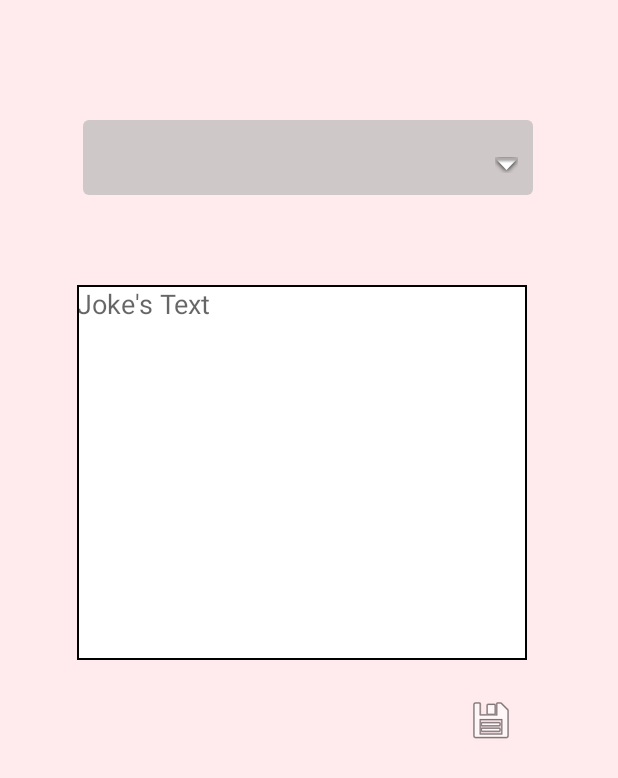
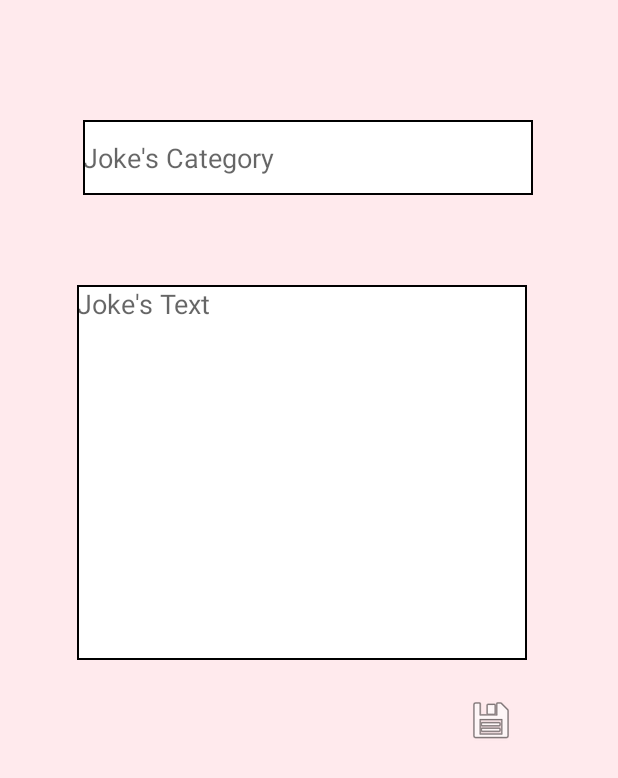
Before and after one commit to DmitryKucherenko/rs.android.final_task, an Android app: the layout add_fragment.xml on its own in the app's theme, with its tools: preview values and no code run, on a phone screen of 412 x 824 dp. Shown: the top 778 px of the screen. Run offline under Robolectric (Android 15) with nearby library versions, the phone set to English and light mode, and no system bars.

Commit message:
refactoring finish

```diff
--- a/app/src/main/java/com/fatalzero/rsandroidfinal_task/di/PresentationModule.kt
+++ b/app/src/main/java/com/fatalzero/rsandroidfinal_task/di/PresentationModule.kt
@@ -35,7 +35,6 @@ class PresentationModule {
 
     @Provides
     fun provideFavouriteViewModel(
-        jokeFListUseCase: JokeFListUseCase,
         jokeDeleteUseCase: JokeDeleteUseCase,
         jokeSearchUseCase: SearchUseCase,
         jokeSendUseCase: JokeSendUseCase,
@@ -68,9 +67,6 @@ class PresentationModule {
         jokeSendUseCase: JokeSendUseCase,
         jokeSaveUseCase: JokeSaveUseCase,
         jokePagingSource: JokePagingSource,
-        addFilterUseCase: AddFilterUseCase,
-        removeFilterUseCase: RemoveFilterUseCase,
-        clearFilterUseCase: ClearFilterUseCase
     ): JokesListViewModel {
         return JokesListViewModel(jokeSendUseCase, jokeSaveUseCase, jokePagingSource)
     }
--- a/app/src/main/java/com/fatalzero/rsandroidfinal_task/presentation/Fauvorite/AddViewModel.kt
+++ b/app/src/main/java/com/fatalzero/rsandroidfinal_task/presentation/Fauvorite/AddViewModel.kt
@@ -34,10 +34,7 @@ class AddViewModel(
 
     fun get(id: String) {
         viewModelScope.launch {
-            jokeGetUseCase(id)?.let {
-                _joke.postValue(it)
-            }
-
+                _joke.postValue(jokeGetUseCase(id))
         }
     }
 }
--- a/app/src/main/res/layout/add_fragment.xml
+++ b/app/src/main/res/layout/add_fragment.xml
@@ -18,14 +18,14 @@
         android:background="@drawable/back"
         android:ems="10"
         android:gravity="start|top"
-        android:hint="Joke's Text"
+        android:hint="@string/joke_s_text"
         android:inputType="textMultiLine"
         android:lines="10"
         app:layout_constraintBottom_toBottomOf="parent"
         app:layout_constraintEnd_toEndOf="parent"
         app:layout_constraintHorizontal_bias="0.459"
         app:layout_constraintStart_toStartOf="parent"
-        app:layout_constraintTop_toBottomOf="@+id/chooseCategory"
+        app:layout_constraintTop_toBottomOf="@+id/editCategory"
         app:layout_constraintVertical_bias="0.0" />
 
     <ImageButton
@@ -41,14 +41,14 @@
         app:layout_constraintEnd_toEndOf="@+id/JokeTextMultiLine"
         app:layout_constraintTop_toBottomOf="@+id/JokeTextMultiLine" />
 
-    <Spinner
-        android:id="@+id/chooseCategory"
-        style="@style/spinner_style"
+    <EditText
+        android:id="@+id/editCategory"
+        android:hint="@string/joke_s_category"
         android:layout_width="300dp"
         android:layout_height="50dp"
         android:layout_marginTop="80dp"
-
-        android:contentDescription="choose category"
+        android:background="@drawable/back"
+        android:contentDescription="@string/type_category"
         app:layout_constraintEnd_toEndOf="parent"
         app:layout_constraintHorizontal_bias="0.495"
         app:layout_constraintStart_toStartOf="parent"
--- a/app/src/main/res/values/strings.xml
+++ b/app/src/main/res/values/strings.xml
@@ -36,6 +36,9 @@
     <string name="pun_filter">Pun</string>
     <string name="spooky_filter">Spooky</string>
     <string name="christmas_filter">Christmas</string>
+    <string name="joke_s_text">Joke\'s Text</string>
+    <string name="joke_s_category">Joke\'s Category</string>
+    <string name="type_category">type category</string>
 
     <string-array name="filters_array">
         <item>@string/any_filter</item>
```
Also changed, not shown: app/src/main/java/com/fatalzero/rsandroidfinal_task/di/DataModule.kt (+9 -2 lines), app/src/main/java/com/fatalzero/rsandroidfinal_task/presentation/Fauvorite/AddFragment.kt (+5 -27 lines), app/src/main/java/com/fatalzero/rsandroidfinal_task/presentation/Fauvorite/FavouriteViewModel.kt (+16 -12 lines).
